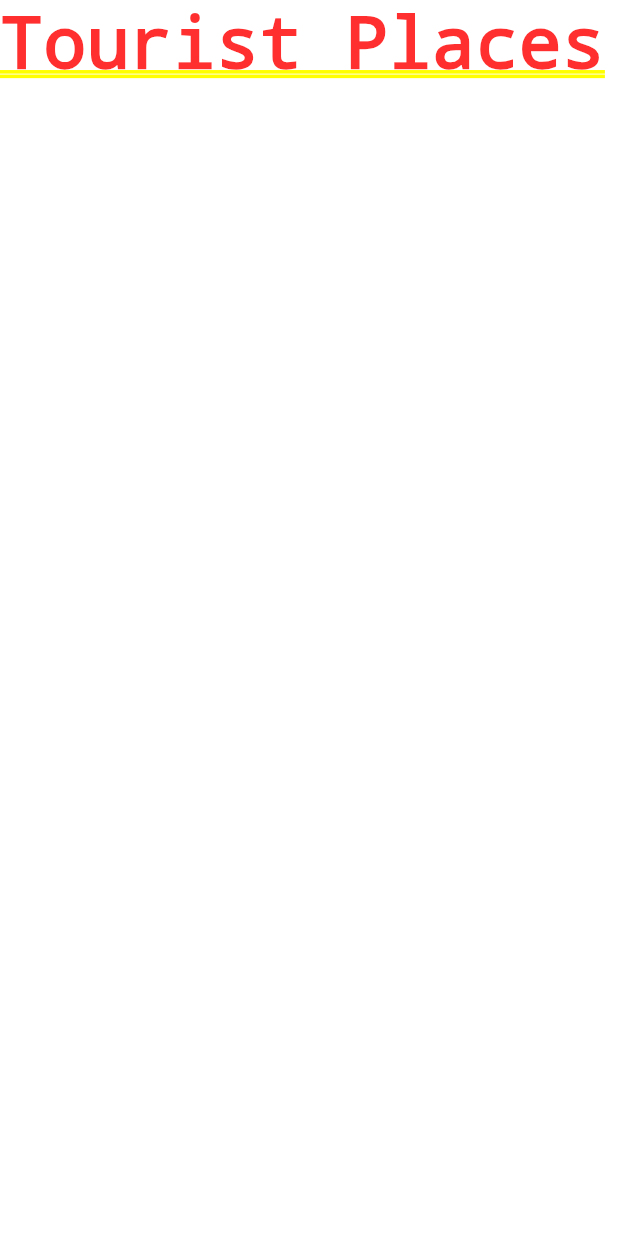
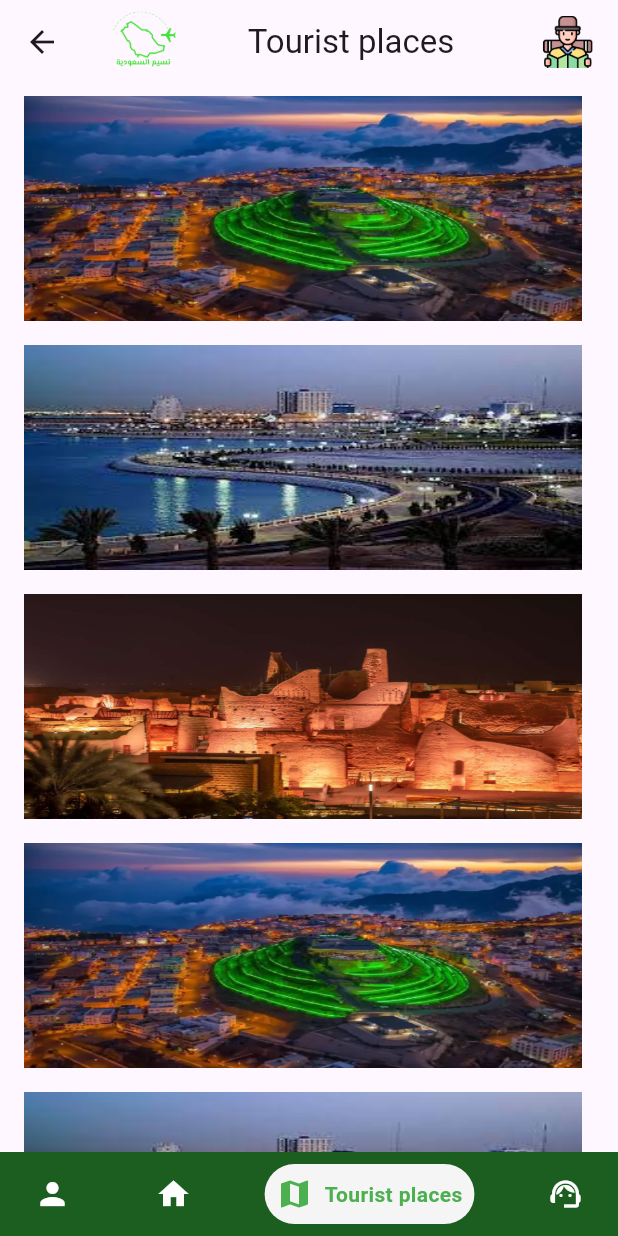
Before and after one commit to FmaazDeveloper/Naseem-SA-App, a Flutter app: the screen it shows after launch, item 3 of the bottom bar chosen, on a phone screen of 412 x 824 dp. Run offline on Flutter 3.47's test engine with Material 3 defaults, Android fonts, the phone set to English and light mode, and no system bars; drawn by our look-alikes of google_nav_bar; our stand-ins replace another_carousel_pro.

Commit message:
adding bottom bar and connect it with other screens

```diff
--- a/lib/Bars/app_bar.dart
+++ b/lib/Bars/app_bar.dart
@@ -1,23 +1,18 @@
 import 'package:flutter/material.dart';
-import 'package:flutter/widgets.dart';
 
-class appBar extends StatelessWidget {
-  const appBar({super.key});
+class MyAppBar extends StatelessWidget {
+  final String pageName;
+  const MyAppBar({super.key, required this.pageName});
 
   @override
   Widget build(BuildContext context) {
-    return Padding(
-      padding: const EdgeInsets.all(8.0),
-      child: AppBar(
-        shape: const Border(
-          bottom: BorderSide(color: Colors.black, width: 1),
-        ),
-        title: Expanded(
+    return Expanded(
       child: Row(
         children: [
           Expanded(
             flex: 1,
             child: Column(
+              crossAxisAlignment: CrossAxisAlignment.start,
               children: [
                 Image.asset(
                   'images/logo.png',
@@ -27,30 +22,30 @@ class appBar extends StatelessWidget {
               ],
             ),
           ),
-              const Expanded(
+          Expanded(
             flex: 2,
             child: Column(
+              crossAxisAlignment: CrossAxisAlignment.center,
               children: [
-                    Text('Home Page'),
+                Text(pageName),
               ],
             ),
           ),
           Expanded(
             flex: 1,
             child: Column(
+              crossAxisAlignment: CrossAxisAlignment.end,
               children: [
                 Image.asset(
                   'images/request-tourist-icon.png',
-                      height: 50,
-                      width: 50,
+                  height: 35,
+                  width: 35,
                 ),
               ],
             ),
           ),
         ],
       ),
-        ),
-      ),
     );
   }
 }
--- a/lib/Bars/bottom_bar.dart
+++ b/lib/Bars/bottom_bar.dart
@@ -6,11 +6,11 @@ import 'package:naseem_sa/Screens/my_profile.dart';
 import 'package:naseem_sa/Screens/tourist_places.dart';
 
 class bottomBar extends StatefulWidget {
-  const bottomBar({super.key});
+  final int pageIndex;
+  const bottomBar({super.key,required this.pageIndex});
   @override
   State<bottomBar> createState() => _bottomBarState();
 }
-
 class _bottomBarState extends State<bottomBar> {
   final List<Widget> _screens = const [
     myProfile(),
@@ -36,6 +36,7 @@ class _bottomBarState extends State<bottomBar> {
               MaterialPageRoute(builder: (context) => _screens[index]),
             );
           },
+          selectedIndex: widget.pageIndex,
           tabs: const [
             GButton(icon: Icons.person, text: "My Profile"),
             GButton(icon: Icons.home, text: "Home Page"),
--- a/lib/Screens/tourist_places.dart
+++ b/lib/Screens/tourist_places.dart
@@ -1,10 +1,37 @@
 import 'package:flutter/material.dart';
+import 'package:naseem_sa/Bars/app_bar.dart';
+import 'package:naseem_sa/Bars/bottom_bar.dart';
 
 class touristPlaces extends StatelessWidget {
   const touristPlaces({super.key});
 
   @override
   Widget build(BuildContext context) {
-    return const Text("Tourist Places");
+    dynamic items = const [
+      "images/Abha.jpg",
+      "images/Dammam.jpeg",
+      "images/Diriyah.jpg",
+      "images/Abha.jpg",
+      "images/Dammam.jpeg",
+      "images/Diriyah.jpg",
+    ];
+    return Scaffold(
+      appBar: AppBar(
+          title: const MyAppBar(pageName: 'Tourist places',),
+        ),
+      body: ListView.builder(
+        itemCount: items.length,
+        itemBuilder: (BuildContext context, int index) {
+          return ListTile(
+            title: Image(
+                image: AssetImage(items[index]),
+                width: 300,
+                height: 150,
+                fit: BoxFit.fill),
+          );
+        },
+      ),
+      bottomNavigationBar: const bottomBar(pageIndex: 2),
+    );
   }
 }
--- a/lib/main.dart
+++ b/lib/main.dart
@@ -1,6 +1,4 @@
 import 'package:flutter/material.dart';
-import 'package:naseem_sa/Bars/app_bar.dart';
-import 'package:naseem_sa/Bars/bottom_bar.dart';
 import 'package:naseem_sa/Screens/home.dart';
 
 void main() {
@@ -12,15 +10,9 @@ class MyApp extends StatelessWidget {
 
   @override
   Widget build(BuildContext context) {
-    return MaterialApp(
+    return const MaterialApp(
       debugShowCheckedModeBanner: false,
-      home: Scaffold(
-        appBar: AppBar(
-          title: const appBar(),
-        ),
-        body: const home(),
-        bottomNavigationBar: const bottomBar(),
-      ),
+      home: home(),
     );
   }
 }
```
Also changed, not shown: lib/Screens/contact_us.dart (+8 -1 lines), lib/Screens/home.dart (+7 -0 lines), lib/Screens/my_profile.dart (+8 -2 lines). Lines whose indentation alone changed are shown as unchanged.
